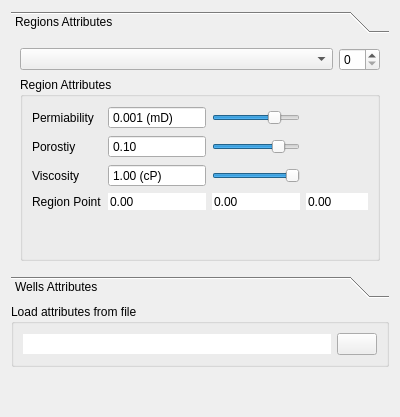
The window that src/Apps/Simulator/FormPropertyValues.ui (jdms/rrm) describes before a commit, drawn with Qt 5.
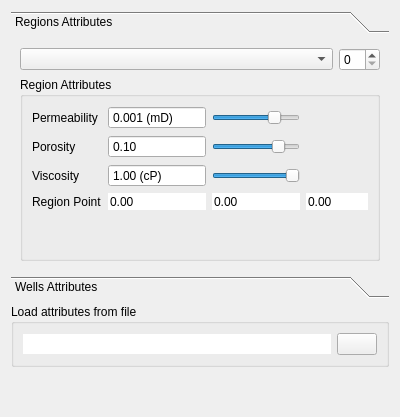
The same window after the commit. Icons and pictures are not drawn.

Diff of the .ui file:
```diff
--- a/src/Apps/Simulator/FormPropertyValues.ui
+++ b/src/Apps/Simulator/FormPropertyValues.ui
@@ -81,7 +81,7 @@
           <item row="1" column="0">
            <widget class="QLabel" name="label_Region_Porosity">
             <property name="text">
-             <string>Porostiy</string>
+             <string>Porosity</string>
             </property>
            </widget>
           </item>
@@ -95,7 +95,7 @@
           <item row="0" column="0">
            <widget class="QLabel" name="label_Region_Permeability">
             <property name="text">
-             <string>Permiability</string>
+             <string>Permeability</string>
             </property>
            </widget>
           </item>
```
